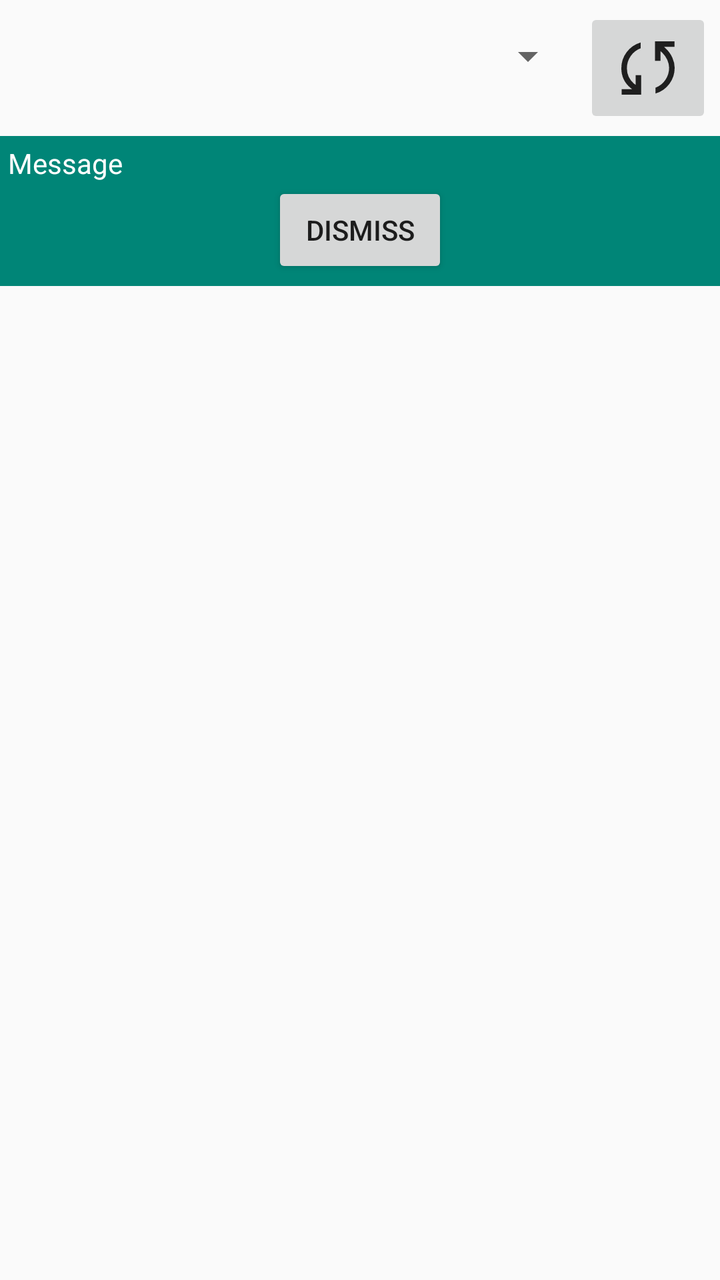
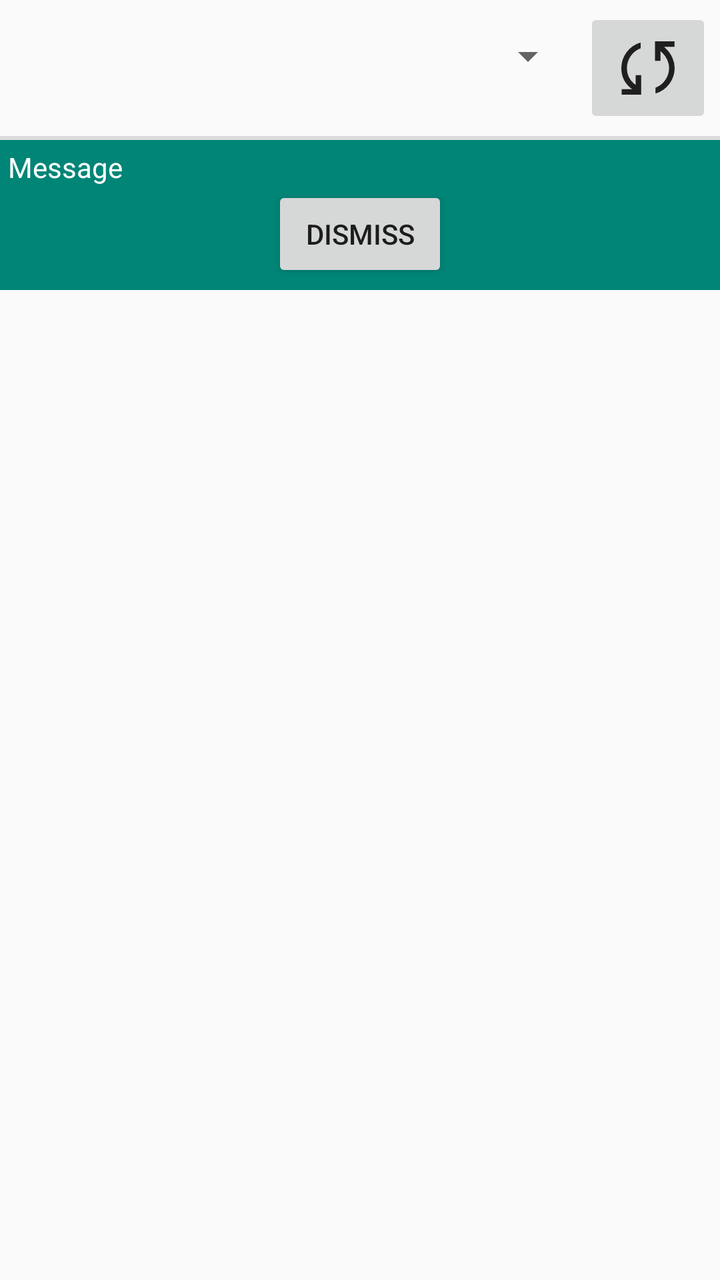

Screens rendered from an Android XML layout before and after an edit, with the pre-edit source and the edit as a unified diff.
<!-- AndroidManifest.xml: application theme AppTheme -->
<!-- res/layout/activity_goldies.xml -->
<?xml version="1.0" encoding="utf-8"?>
<androidx.constraintlayout.widget.ConstraintLayout xmlns:android="http://schemas.android.com/apk/res/android"
    xmlns:app="http://schemas.android.com/apk/res-auto"
    xmlns:tools="http://schemas.android.com/tools"
    android:id="@+id/main"
    android:layout_width="match_parent"
    android:layout_height="match_parent"
    tools:context=".features.goldies.presentation.GoldiesActivity">

    <LinearLayout
        android:layout_width="match_parent"
        android:layout_height="match_parent"
        android:orientation="vertical">

        <LinearLayout
            android:layout_width="match_parent"
            android:layout_height="wrap_content"
            android:orientation="horizontal"
            android:padding="4dp">

            <Spinner
                android:id="@+id/spSystems"
                android:layout_width="0dp"
                android:layout_height="wrap_content"
                android:layout_marginHorizontal="4dp"
                android:layout_weight="1"
                android:minHeight="48dp" />

            <ImageButton
                android:id="@+id/btnRefresh"
                android:layout_width="wrap_content"
                android:layout_height="wrap_content"
                android:adjustViewBounds="false"
                android:contentDescription="@string/refresh_goldies"
                android:cropToPadding="false"
                android:minWidth="48dp"
                android:minHeight="48dp"
                android:onClick="onRefresh"
                android:src="@drawable/icon_refresh" />

        </LinearLayout>

        <LinearLayout
            android:id="@+id/llMessage"
            android:layout_width="match_parent"
            android:layout_height="wrap_content"
            android:background="?attr/colorAccent"
            android:orientation="vertical"
            android:padding="4dp">

            <TextView
                android:id="@+id/tvMessage"
                android:layout_width="match_parent"
                android:layout_height="wrap_content"
                android:layout_weight="0"
                android:text="Message"
                android:textColor="@android:color/white"
                android:visibility="visible" />

            <Button
                android:id="@+id/btnDismiss"
                android:layout_width="wrap_content"
                android:layout_height="wrap_content"
                android:layout_gravity="center"
                android:layout_weight="0"
                android:onClick="onMessageDismiss"
                android:text="@string/btn_dismiss" />
        </LinearLayout>

        <ListView
            android:id="@+id/lvGoldies"
            android:layout_width="match_parent"
            android:layout_height="0dp"
            android:layout_weight="1"
            android:padding="4dp">

        </ListView>
    </LinearLayout>
</androidx.constraintlayout.widget.ConstraintLayout>
<!-- resources referenced by this layout -->
<resources>
  <!-- drawable icon_refresh (drawable) -->
  <vector xmlns:android="http://schemas.android.com/apk/res/android"
      android:width="40dp"
      android:height="40dp"
      android:viewportWidth="960"
      android:viewportHeight="960">
    <path
        android:pathData="M164.67,800v-66.67L288,733.33l-15.33,-12.66q-60,-49.34 -86.34,-109Q160,552 160,482.67q0,-107.67 63.83,-192.84 63.84,-85.16 167.5,-115.83v69.33q-74,28 -119.33,93.84 -45.33,65.83 -45.33,145.5 0,57 21.33,102.16 21.33,45.17 60,79.84L331.33,682v-115.33L398,566.67L398,800L164.67,800ZM569.33,786.67v-70q74.67,-28 119.34,-93.84 44.66,-65.83 44.66,-145.5 0,-47 -21.33,-94.16 -21.33,-47.17 -58.67,-84.5L630.67,278v115.33L564,393.33L564,160h233.33v66.67h-124l15.34,14q56.33,53.66 83.83,115.5Q800,418 800,477.33 800,585 736.5,670.5 673,756 569.33,786.67Z"
        android:fillColor="#1f1f1f"/>
  </vector>
  <string name="btn_dismiss">Dismiss</string>
  <string name="refresh_goldies">Update goldies</string>
  <style name="AppTheme" parent="Theme.AppCompat.DayNight" />
</resources>

<!-- the commit's change to res/layout/activity_goldies.xml (unified diff, before → after) -->
@@ -40,6 +40,13 @@
 
         </LinearLayout>
 
+        <View
+            android:id="@+id/divider"
+            android:layout_width="match_parent"
+            android:layout_height="2dp"
+            android:layout_weight="0"
+            android:background="?android:attr/listDivider" />
+
         <LinearLayout
             android:id="@+id/llMessage"
             android:layout_width="match_parent"
